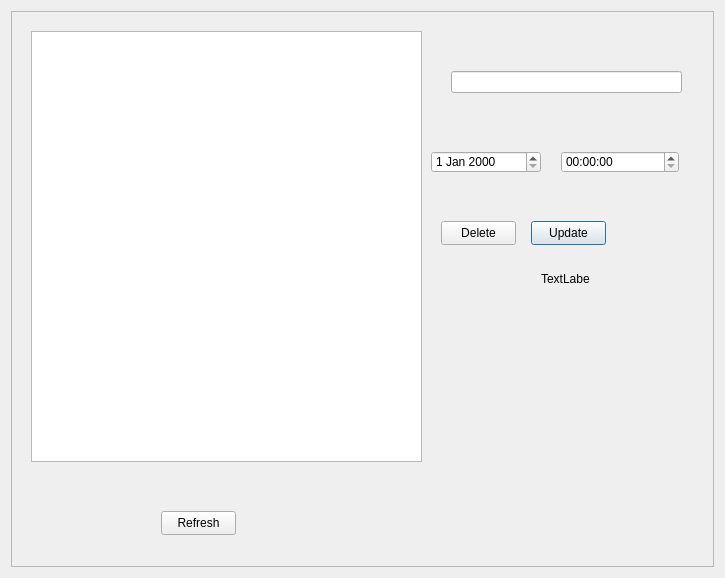
First picture: the form in K/allplans.ui, repository burr1to/kaizen, before the edit.
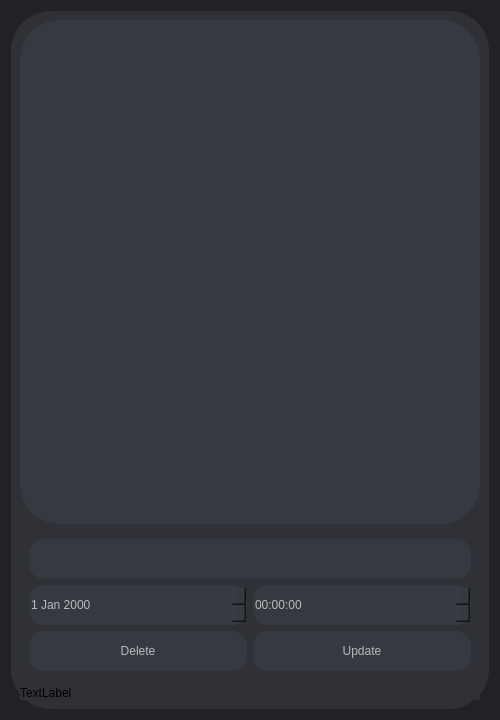
Second picture: the form after the edit.

Commit message: Made all plans section

What changed in the file:
```diff
--- a/K/allplans.ui
+++ b/K/allplans.ui
@@ -6,120 +6,184 @@
    <rect>
     <x>0</x>
     <y>0</y>
-    <width>725</width>
-    <height>578</height>
+    <width>500</width>
+    <height>720</height>
    </rect>
   </property>
+  <property name="minimumSize">
+   <size>
+    <width>500</width>
+    <height>720</height>
+   </size>
+  </property>
+  <property name="baseSize">
+   <size>
+    <width>500</width>
+    <height>720</height>
+   </size>
+  </property>
   <property name="windowTitle">
    <string>Dialog</string>
   </property>
-  <layout class="QGridLayout" name="gridLayout">
-   <item row="0" column="0">
-    <widget class="QFrame" name="frame">
+  <property name="styleSheet">
+   <string notr="true">#allplans{
+background-color: rgb(32, 34, 37);}
+
+#listView:hover{
+background-color:#202225;
+border:1px solid transparent;
+border-radius:15px;
+color:#b9bbbe;
+}</string>
+  </property>
+  <layout class="QVBoxLayout" name="verticalLayout_3">
+   <item>
+    <widget class="QFrame" name="frame_2">
+     <property name="styleSheet">
+      <string notr="true">background-color: rgb(47, 49, 54);
+border-radius:40px;
+border:0px;</string>
+     </property>
      <property name="frameShape">
       <enum>QFrame::StyledPanel</enum>
      </property>
      <property name="frameShadow">
       <enum>QFrame::Raised</enum>
      </property>
-     <widget class="QListView" name="listView">
-      <property name="geometry">
-       <rect>
-        <x>20</x>
-        <y>20</y>
-        <width>391</width>
-        <height>431</height>
-       </rect>
-      </property>
-      <property name="styleSheet">
-       <string notr="true">#listview{
-font-size:14px;
+     <layout class="QVBoxLayout" name="verticalLayout_2">
+      <item>
+       <widget class="QListView" name="listView">
+        <property name="styleSheet">
+         <string notr="true">font:24px;
 padding:10px;
-}</string>
-      </property>
-     </widget>
-     <widget class="QLabel" name="label">
-      <property name="geometry">
-       <rect>
-        <x>530</x>
-        <y>260</y>
-        <width>49</width>
-        <height>16</height>
-       </rect>
-      </property>
-      <property name="text">
-       <string>TextLabel</string>
-      </property>
-     </widget>
-     <widget class="QLineEdit" name="editingPlan">
-      <property name="geometry">
-       <rect>
-        <x>440</x>
-        <y>60</y>
-        <width>231</width>
-        <height>22</height>
-       </rect>
-      </property>
-     </widget>
-     <widget class="QDateEdit" name="datecome">
-      <property name="geometry">
-       <rect>
-        <x>420</x>
-        <y>140</y>
-        <width>110</width>
-        <height>22</height>
-       </rect>
-      </property>
-     </widget>
-     <widget class="QTimeEdit" name="timecome">
-      <property name="geometry">
-       <rect>
-        <x>550</x>
-        <y>140</y>
-        <width>118</width>
-        <height>22</height>
-       </rect>
-      </property>
-     </widget>
-     <widget class="QPushButton" name="pushButton">
-      <property name="geometry">
-       <rect>
-        <x>520</x>
-        <y>210</y>
-        <width>75</width>
-        <height>24</height>
-       </rect>
-      </property>
-      <property name="text">
-       <string>Update</string>
-      </property>
-     </widget>
-     <widget class="QPushButton" name="refresh">
-      <property name="geometry">
-       <rect>
-        <x>150</x>
-        <y>500</y>
-        <width>75</width>
-        <height>24</height>
-       </rect>
-      </property>
-      <property name="text">
-       <string>Refresh</string>
-      </property>
-     </widget>
-     <widget class="QPushButton" name="pushButton_3">
-      <property name="geometry">
-       <rect>
-        <x>430</x>
-        <y>210</y>
-        <width>75</width>
-        <height>24</height>
-       </rect>
-      </property>
-      <property name="text">
-       <string>Delete</string>
-      </property>
-     </widget>
+color:#b9bbbe;
+border-radius:40px;
+background-color: rgb(54, 57, 63);
+
+
+</string>
+        </property>
+       </widget>
+      </item>
+      <item>
+       <widget class="QFrame" name="frame_3">
+        <property name="styleSheet">
+         <string notr="true">border:0px;</string>
+        </property>
+        <property name="frameShape">
+         <enum>QFrame::StyledPanel</enum>
+        </property>
+        <property name="frameShadow">
+         <enum>QFrame::Raised</enum>
+        </property>
+        <layout class="QVBoxLayout" name="verticalLayout">
+         <item>
+          <widget class="QLineEdit" name="editingPlan">
+           <property name="minimumSize">
+            <size>
+             <width>0</width>
+             <height>40</height>
+            </size>
+           </property>
+           <property name="styleSheet">
+            <string notr="true">border-radius:15px;
+background-color: rgb(54, 57, 63);
+color:#b9bbbe;
+padding:10px;</string>
+           </property>
+          </widget>
+         </item>
+         <item>
+          <layout class="QHBoxLayout" name="horizontalLayout_2">
+           <item>
+            <widget class="QDateEdit" name="datecome">
+             <property name="minimumSize">
+              <size>
+               <width>0</width>
+               <height>40</height>
+              </size>
+             </property>
+             <property name="styleSheet">
+              <string notr="true">border-radius:15px;
+background-color: rgb(54, 57, 63);
+color:#b9bbbe;</string>
+             </property>
+            </widget>
+           </item>
+           <item>
+            <widget class="QTimeEdit" name="timecome">
+             <property name="minimumSize">
+              <size>
+               <width>0</width>
+               <height>40</height>
+              </size>
+             </property>
+             <property name="styleSheet">
+              <string notr="true">border-radius:15px;
+background-color: rgb(54, 57, 63);
+color:#b9bbbe;</string>
+             </property>
+            </widget>
+           </item>
+          </layout>
+         </item>
+         <item>
+          <layout class="QHBoxLayout" name="horizontalLayout">
+           <item>
+            <widget class="QPushButton" name="pushButton_3">
+             <property name="minimumSize">
+              <size>
+               <width>0</width>
+               <height>40</height>
+              </size>
+             </property>
+             <property name="styleSheet">
+              <string notr="true">border-radius:15px;
+background-color: rgb(54, 57, 63);
+color:#b9bbbe;</string>
+             </property>
+             <property name="text">
+              <string>Delete</string>
+             </property>
+            </widget>
+           </item>
+           <item>
+            <widget class="QPushButton" name="pushButton">
+             <property name="minimumSize">
+              <size>
+               <width>0</width>
+               <height>40</height>
+              </size>
+             </property>
+             <property name="baseSize">
+              <size>
+               <width>0</width>
+               <height>50</height>
+              </size>
+             </property>
+             <property name="styleSheet">
+              <string notr="true">border-radius:15px;
+background-color: rgb(54, 57, 63);
+color:#b9bbbe;</string>
+             </property>
+             <property name="text">
+              <string>Update</string>
+             </property>
+            </widget>
+           </item>
+          </layout>
+         </item>
+        </layout>
+       </widget>
+      </item>
+      <item>
+       <widget class="QLabel" name="label">
+        <property name="text">
+         <string>TextLabel</string>
+        </property>
+       </widget>
+      </item>
+     </layout>
     </widget>
    </item>
   </layout>
```
The commit also changes 1 other file.
